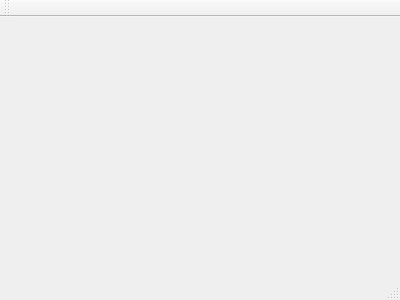
This is mainwindow.ui in sadovskiy/crc16 as Qt 5 draws it before an edit. The edited form follows.
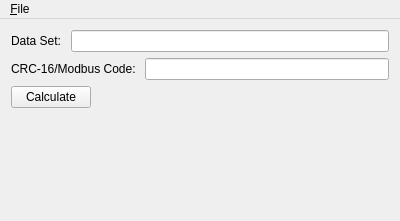
This is the edited form.

Commit message: Написал первую и основную рабочую версию по расчёту CRC-16/Modbus.

Patch:
```diff
--- a/mainwindow.ui
+++ b/mainwindow.ui
@@ -1,24 +1,132 @@
 <ui version="4.0">
  <class>MainWindow</class>
- <widget class="QMainWindow" name="MainWindow" >
-  <property name="geometry" >
+ <widget class="QMainWindow" name="MainWindow">
+  <property name="geometry">
    <rect>
     <x>0</x>
     <y>0</y>
     <width>400</width>
-    <height>300</height>
+    <height>221</height>
    </rect>
   </property>
   <property name="windowTitle" >
    <string>MainWindow</string>
   </property>
-  <widget class="QMenuBar" name="menuBar" />
-  <widget class="QToolBar" name="mainToolBar" />
-  <widget class="QWidget" name="centralWidget" />
-  <widget class="QStatusBar" name="statusBar" />
+  <widget class="QWidget" name="centralWidget">
+   <layout class="QGridLayout" name="gridLayout">
+    <item row="0" column="0">
+     <layout class="QHBoxLayout" name="horizontalLayout_3">
+      <item>
+       <widget class="QLabel" name="dataSetLabel">
+        <property name="text">
+         <string>Data Set: </string>
+        </property>
+       </widget>
+      </item>
+      <item>
+       <widget class="QLineEdit" name="lineEditInputHEXData">
+        <property name="text">
+         <string/>
+        </property>
+       </widget>
+      </item>
+     </layout>
+    </item>
+    <item row="1" column="0">
+     <layout class="QHBoxLayout" name="horizontalLayout_2">
+      <item>
+       <widget class="QLabel" name="resultLabel">
+        <property name="text">
+         <string>CRC-16/Modbus Code: </string>
+        </property>
+       </widget>
+      </item>
+      <item>
+       <widget class="QLineEdit" name="lineEditOutputCRC">
+        <property name="frame">
+         <bool>true</bool>
+        </property>
+        <property name="readOnly">
+         <bool>true</bool>
+        </property>
+       </widget>
+      </item>
+     </layout>
+    </item>
+    <item row="2" column="0">
+     <layout class="QHBoxLayout" name="horizontalLayout">
+      <item>
+       <widget class="QPushButton" name="calculatePushButton">
+        <property name="text">
+         <string>Calculate</string>
+        </property>
+       </widget>
+      </item>
+      <item>
+       <spacer name="horizontalSpacer">
+        <property name="orientation">
+         <enum>Qt::Horizontal</enum>
+        </property>
+        <property name="sizeHint" stdset="0">
+         <size>
+          <width>40</width>
+          <height>20</height>
+         </size>
+        </property>
+       </spacer>
+      </item>
+     </layout>
+    </item>
+    <item row="3" column="0">
+     <spacer name="verticalSpacer">
+      <property name="orientation">
+       <enum>Qt::Vertical</enum>
+      </property>
+      <property name="sizeHint" stdset="0">
+       <size>
+        <width>20</width>
+        <height>142</height>
+       </size>
+      </property>
+     </spacer>
+    </item>
+   </layout>
+  </widget>
+  <widget class="QMenuBar" name="menuBar">
+   <property name="geometry">
+    <rect>
+     <x>0</x>
+     <y>0</y>
+     <width>400</width>
+     <height>30</height>
+    </rect>
+   </property>
+   <widget class="QMenu" name="menuFile">
+    <property name="title">
+     <string>&amp;File</string>
+    </property>
+    <addaction name="actionExit"/>
+   </widget>
+   <addaction name="menuFile"/>
+  </widget>
+  <action name="actionExit">
+   <property name="text">
+    <string>E&amp;xit</string>
+   </property>
+   <property name="toolTip">
+    <string>Exit the program</string>
+   </property>
+   <property name="shortcut">
+    <string>Ctrl+Q</string>
+   </property>
+  </action>
  </widget>
- <layoutDefault spacing="6" margin="11" />
- <pixmapfunction></pixmapfunction>
+ <layoutdefault spacing="6" margin="11"/>
+ <tabstops>
+  <tabstop>lineEditInputHEXData</tabstop>
+  <tabstop>calculatePushButton</tabstop>
+  <tabstop>lineEditOutputCRC</tabstop>
+ </tabstops>
  <resources/>
  <connections/>
 </ui>
```
Left out of the diff: 24 changed lines with no effect on the pictures. The commit also changes 5 other files.
